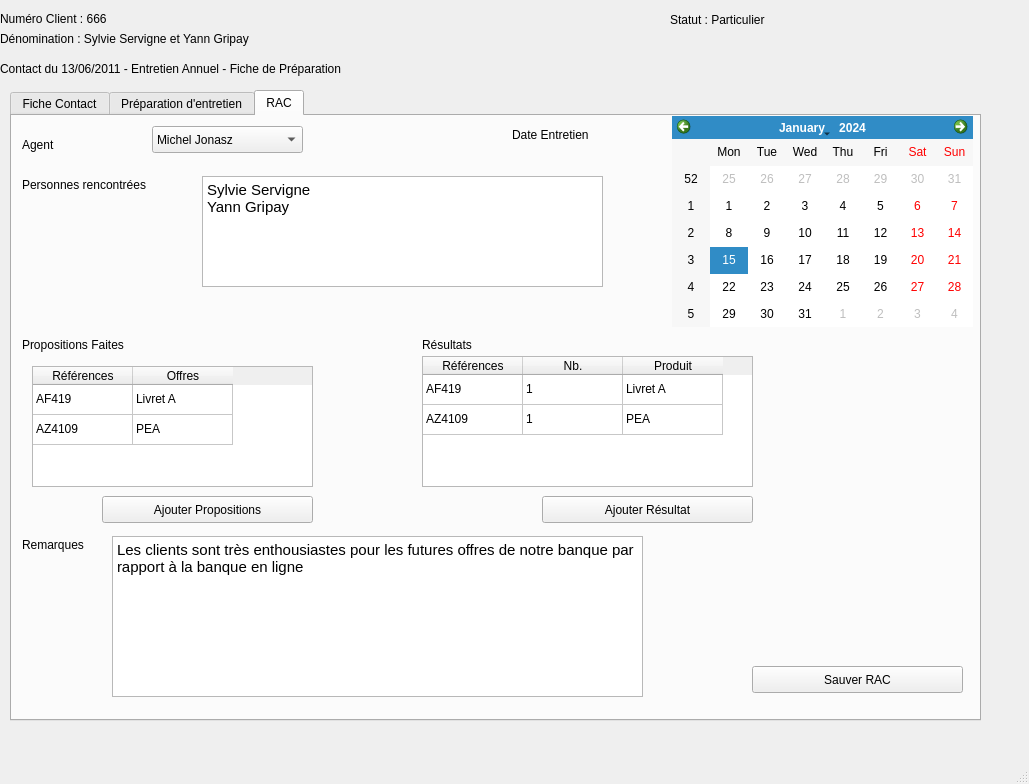
Above: Fenetres/client/contact.ui from H4413/SOA before the change. Below: the same form after it.
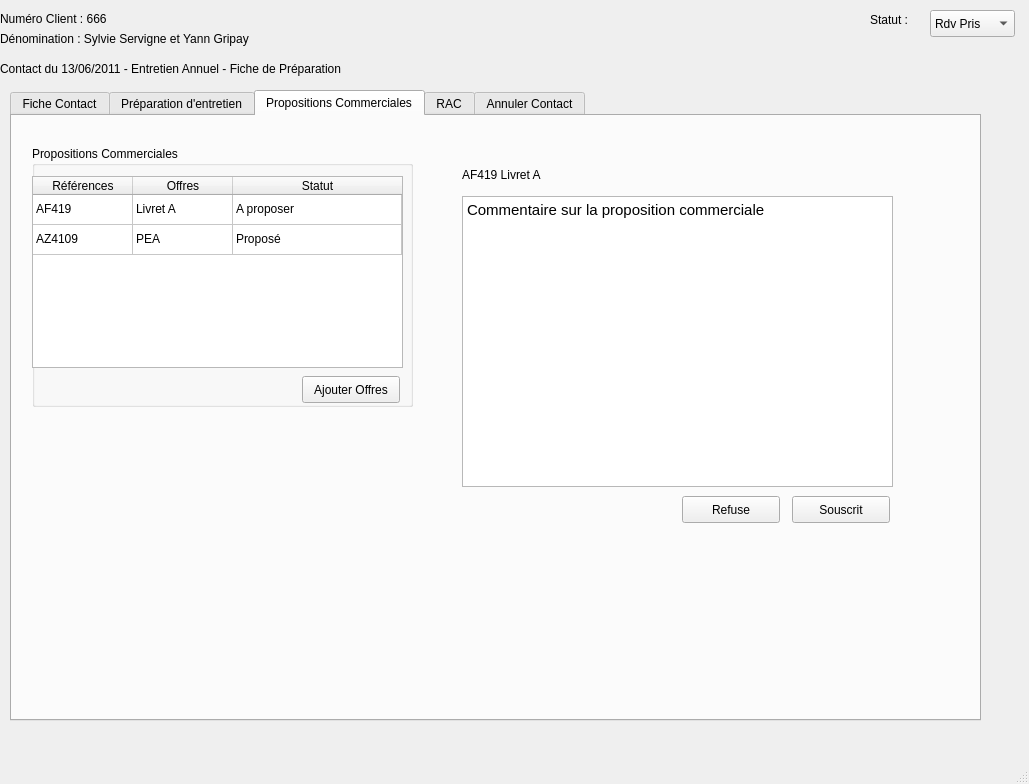
That is the form after the change. The open tabs and pages were chosen to show the change.

Commit message: Contact.ui terminé avec ajout Annulation plus améliorations propositions commerciales

```diff
--- a/Fenetres/client/contact.ui
+++ b/Fenetres/client/contact.ui
@@ -30,14 +30,14 @@
    <widget class="QLabel" name="label_3">
     <property name="geometry">
      <rect>
-      <x>670</x>
+      <x>870</x>
       <y>10</y>
       <width>131</width>
       <height>20</height>
      </rect>
     </property>
     <property name="text">
-     <string>Statut : Particulier</string>
+     <string>Statut : </string>
     </property>
    </widget>
    <widget class="QLabel" name="label_2">
@@ -190,26 +190,48 @@
         <string>Visualiser Client</string>
        </property>
       </widget>
-      <widget class="QPushButton" name="pushButton_3">
+     </widget>
+     <widget class="QGroupBox" name="groupBox_2">
+      <property name="geometry">
+       <rect>
+        <x>330</x>
+        <y>20</y>
+        <width>331</width>
+        <height>401</height>
+       </rect>
+      </property>
+      <property name="title">
+       <string>Annotations</string>
+      </property>
+      <widget class="QTextEdit" name="textEdit">
        <property name="geometry">
         <rect>
-         <x>0</x>
-         <y>50</y>
-         <width>201</width>
-         <height>27</height>
+         <x>10</x>
+         <y>20</y>
+         <width>311</width>
+         <height>351</height>
         </rect>
        </property>
-       <property name="text">
-        <string>Rédiger RAC</string>
+       <property name="html">
+        <string>&lt;!DOCTYPE HTML PUBLIC &quot;-//W3C//DTD HTML 4.0//EN&quot; &quot;http://www.w3.org/TR/REC-html40/strict.dtd&quot;&gt;
+&lt;html&gt;&lt;head&gt;&lt;meta name=&quot;qrichtext&quot; content=&quot;1&quot; /&gt;&lt;style type=&quot;text/css&quot;&gt;
+p, li { white-space: pre-wrap; }
+&lt;/style&gt;&lt;/head&gt;&lt;body style=&quot; font-family:'Ubuntu'; font-size:11pt; font-weight:400; font-style:normal;&quot;&gt;
+&lt;p style=&quot; margin-top:0px; margin-bottom:0px; margin-left:0px; margin-right:0px; -qt-block-indent:0; text-indent:0px;&quot;&gt;Poser des questions sur l'état de santé des enfants&lt;/p&gt;&lt;/body&gt;&lt;/html&gt;</string>
        </property>
       </widget>
      </widget>
+    </widget>
+    <widget class="QWidget" name="tab_4">
+     <attribute name="title">
+      <string>Propositions Commerciales</string>
+     </attribute>
      <widget class="QGroupBox" name="groupBox">
       <property name="geometry">
        <rect>
-        <x>10</x>
-        <y>20</y>
-        <width>281</width>
+        <x>20</x>
+        <y>30</y>
+        <width>381</width>
         <height>261</height>
        </rect>
       </property>
@@ -221,10 +243,13 @@
         <rect>
          <x>0</x>
          <y>30</y>
-         <width>256</width>
+         <width>371</width>
          <height>192</height>
         </rect>
        </property>
+       <attribute name="horizontalHeaderStretchLastSection">
+        <bool>true</bool>
+       </attribute>
        <attribute name="verticalHeaderVisible">
         <bool>false</bool>
        </attribute>
@@ -248,6 +273,11 @@
          <string>Offres</string>
         </property>
        </column>
+       <column>
+        <property name="text">
+         <string>Statut</string>
+        </property>
+       </column>
        <item row="0" column="0">
         <property name="text">
          <string>AF419</string>
@@ -258,6 +288,11 @@
          <string>Livret A</string>
         </property>
        </item>
+       <item row="0" column="2">
+        <property name="text">
+         <string>A proposer</string>
+        </property>
+       </item>
        <item row="1" column="0">
         <property name="text">
          <string>AZ4109</string>
@@ -268,11 +303,16 @@
          <string>PEA</string>
         </property>
        </item>
+       <item row="1" column="2">
+        <property name="text">
+         <string>Proposé</string>
+        </property>
+       </item>
       </widget>
       <widget class="QPushButton" name="pushButton">
        <property name="geometry">
         <rect>
-         <x>160</x>
+         <x>270</x>
          <y>230</y>
          <width>98</width>
          <height>27</height>
@@ -287,35 +327,62 @@
       <zorder>pushButton_3</zorder>
       <zorder>pushButton_2</zorder>
      </widget>
-     <widget class="QGroupBox" name="groupBox_2">
+     <widget class="QLabel" name="label_15">
       <property name="geometry">
        <rect>
-        <x>330</x>
-        <y>20</y>
-        <width>331</width>
-        <height>401</height>
+        <x>450</x>
+        <y>50</y>
+        <width>181</width>
+        <height>17</height>
        </rect>
       </property>
-      <property name="title">
-       <string>Annotations</string>
+      <property name="text">
+       <string>AF419 Livret A</string>
       </property>
-      <widget class="QTextEdit" name="textEdit">
-       <property name="geometry">
-        <rect>
-         <x>10</x>
-         <y>20</y>
-         <width>311</width>
-         <height>351</height>
-        </rect>
-       </property>
-       <property name="html">
-        <string>&lt;!DOCTYPE HTML PUBLIC &quot;-//W3C//DTD HTML 4.0//EN&quot; &quot;http://www.w3.org/TR/REC-html40/strict.dtd&quot;&gt;
+     </widget>
+     <widget class="QTextEdit" name="textEdit_4">
+      <property name="geometry">
+       <rect>
+        <x>450</x>
+        <y>80</y>
+        <width>431</width>
+        <height>291</height>
+       </rect>
+      </property>
+      <property name="html">
+       <string>&lt;!DOCTYPE HTML PUBLIC &quot;-//W3C//DTD HTML 4.0//EN&quot; &quot;http://www.w3.org/TR/REC-html40/strict.dtd&quot;&gt;
 &lt;html&gt;&lt;head&gt;&lt;meta name=&quot;qrichtext&quot; content=&quot;1&quot; /&gt;&lt;style type=&quot;text/css&quot;&gt;
 p, li { white-space: pre-wrap; }
 &lt;/style&gt;&lt;/head&gt;&lt;body style=&quot; font-family:'Ubuntu'; font-size:11pt; font-weight:400; font-style:normal;&quot;&gt;
-&lt;p style=&quot; margin-top:0px; margin-bottom:0px; margin-left:0px; margin-right:0px; -qt-block-indent:0; text-indent:0px;&quot;&gt;Poser des questions sur l'état de santé des enfants&lt;/p&gt;&lt;/body&gt;&lt;/html&gt;</string>
-       </property>
-      </widget>
+&lt;p style=&quot; margin-top:0px; margin-bottom:0px; margin-left:0px; margin-right:0px; -qt-block-indent:0; text-indent:0px;&quot;&gt;Commentaire sur la proposition commerciale&lt;/p&gt;
+&lt;p style=&quot;-qt-paragraph-type:empty; margin-top:0px; margin-bottom:0px; margin-left:0px; margin-right:0px; -qt-block-indent:0; text-indent:0px;&quot;&gt;&lt;/p&gt;&lt;/body&gt;&lt;/html&gt;</string>
+      </property>
+     </widget>
+     <widget class="QPushButton" name="pushButton_3">
+      <property name="geometry">
+       <rect>
+        <x>780</x>
+        <y>380</y>
+        <width>98</width>
+        <height>27</height>
+       </rect>
+      </property>
+      <property name="text">
+       <string>Souscrit</string>
+      </property>
+     </widget>
+     <widget class="QPushButton" name="pushButton_9">
+      <property name="geometry">
+       <rect>
+        <x>670</x>
+        <y>380</y>
+        <width>98</width>
+        <height>27</height>
+       </rect>
+      </property>
+      <property name="text">
+       <string>Refuse</string>
+      </property>
      </widget>
     </widget>
     <widget class="QWidget" name="tab_2">
@@ -335,16 +402,6 @@
        <string>Date Entretien</string>
       </property>
      </widget>
-     <widget class="QCalendarWidget" name="calendarWidget">
-      <property name="geometry">
-       <rect>
-        <x>660</x>
-        <y>0</y>
-        <width>301</width>
-        <height>211</height>
-       </rect>
-      </property>
-     </widget>
      <widget class="QLabel" name="label_10">
       <property name="geometry">
        <rect>
@@ -620,6 +677,69 @@
       </property>
      </widget>
     </widget>
+    <widget class="QWidget" name="tab_5">
+     <attribute name="title">
+      <string>Annuler Contact</string>
+     </attribute>
+     <widget class="QPushButton" name="pushButton_10">
+      <property name="geometry">
+       <rect>
+        <x>400</x>
+        <y>240</y>
+        <width>151</width>
+        <height>27</height>
+       </rect>
+      </property>
+      <property name="text">
+       <string>Annuler le Contact</string>
+      </property>
+     </widget>
+     <widget class="QLabel" name="label_16">
+      <property name="geometry">
+       <rect>
+        <x>10</x>
+        <y>10</y>
+        <width>211</width>
+        <height>17</height>
+       </rect>
+      </property>
+      <property name="text">
+       <string>Raison d'annulation du contact</string>
+      </property>
+     </widget>
+     <widget class="QTextEdit" name="textEdit_5">
+      <property name="geometry">
+       <rect>
+        <x>10</x>
+        <y>40</y>
+        <width>551</width>
+        <height>191</height>
+       </rect>
+      </property>
+      <property name="html">
+       <string>&lt;!DOCTYPE HTML PUBLIC &quot;-//W3C//DTD HTML 4.0//EN&quot; &quot;http://www.w3.org/TR/REC-html40/strict.dtd&quot;&gt;
+&lt;html&gt;&lt;head&gt;&lt;meta name=&quot;qrichtext&quot; content=&quot;1&quot; /&gt;&lt;style type=&quot;text/css&quot;&gt;
+p, li { white-space: pre-wrap; }
+&lt;/style&gt;&lt;/head&gt;&lt;body style=&quot; font-family:'Ubuntu'; font-size:11pt; font-weight:400; font-style:normal;&quot;&gt;
+&lt;p style=&quot; margin-top:0px; margin-bottom:0px; margin-left:0px; margin-right:0px; -qt-block-indent:0; text-indent:0px;&quot;&gt;Enfants Malades&lt;/p&gt;&lt;/body&gt;&lt;/html&gt;</string>
+      </property>
+     </widget>
+    </widget>
+   </widget>
+   <widget class="QComboBox" name="comboBox_2">
+    <property name="geometry">
+     <rect>
+      <x>930</x>
+      <y>10</y>
+      <width>85</width>
+      <height>27</height>
+     </rect>
+    </property>
+    <item>
+     <property name="text">
+      <string>Rdv Pris</string>
+     </property>
+    </item>
    </widget>
   </widget>
   <widget class="QMenuBar" name="menubar">
```
Left out of the diff: 6 changed lines with no effect on the pictures.
